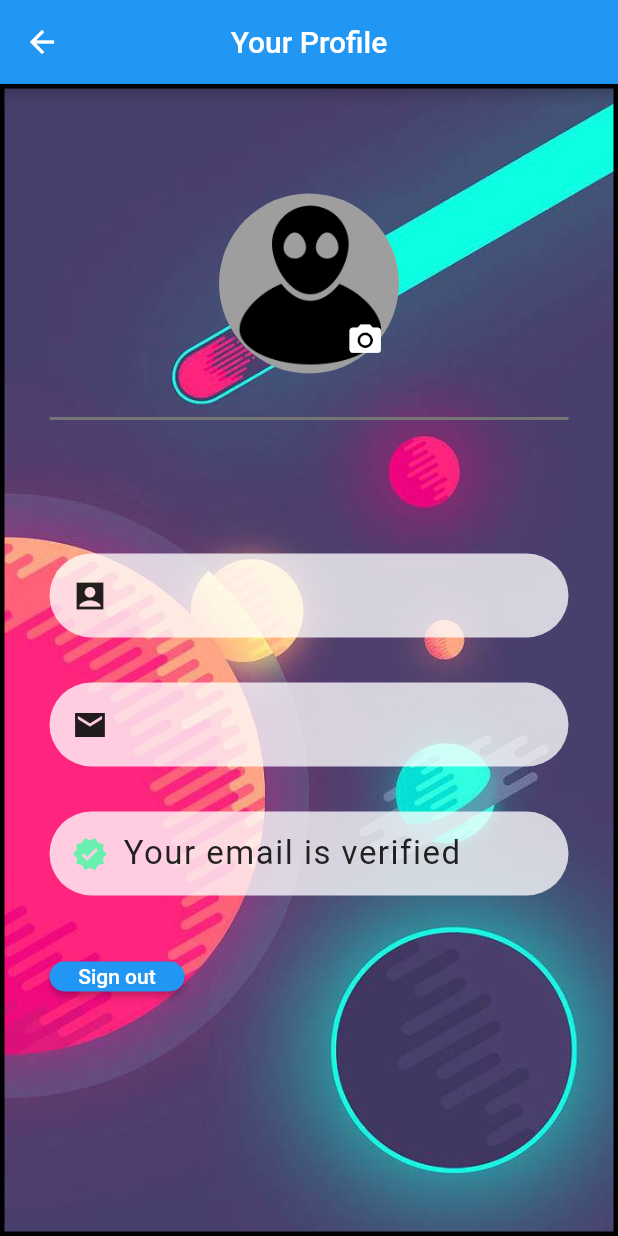
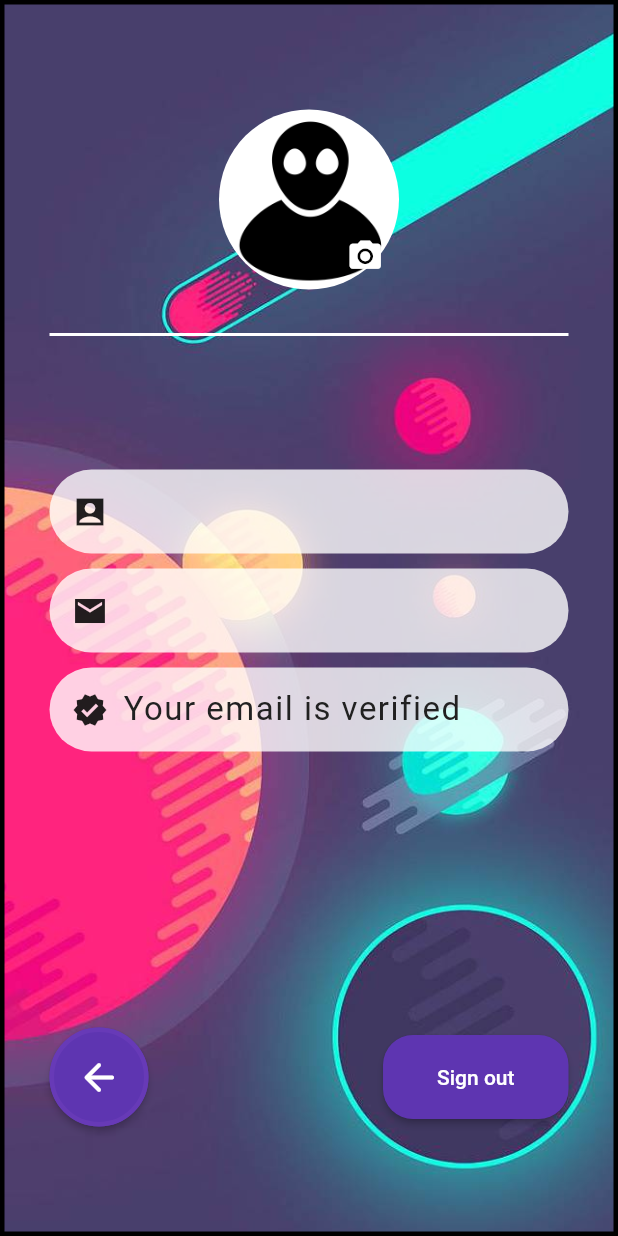
Before and after one commit to Georgi1914/Olympus-Glory, a Flutter app: the ProfilePage screen opened by its route, on a phone screen of 412 x 824 dp. Run offline on Flutter 3.47's test engine with Material 2 defaults, Android fonts, the light colour scheme and no system bars; our stand-ins replace cloud_firestore, file_picker, firebase_auth, firebase_core, firebase_storage, flutter_spinkit and 2 more; accounts and stored records are empty.

Commit message:
updated profile page ui

```diff
--- a/rocket_booker/lib/homepage.dart
+++ b/rocket_booker/lib/homepage.dart
@@ -123,7 +123,7 @@ class _HomePageState extends State<HomePage> {
                     crossAxisAlignment: CrossAxisAlignment.center,
                     children: [
                       centerpiece(),
-                      const SizedBox(height: 10,),
+                      const SizedBox(height: 5,),
                       ElevatedButton.icon(
                         icon: const Icon(
                           Icons.reviews_outlined,
--- a/rocket_booker/lib/userbased/ProfilePage.dart
+++ b/rocket_booker/lib/userbased/ProfilePage.dart
@@ -31,10 +31,6 @@ class _ProfilePageState extends State<ProfilePage> {
   @override
   Widget build(BuildContext context) {
     return Scaffold(
-      appBar: AppBar(
-        title: const Text('Your Profile'),
-        centerTitle: true,
-      ),
       body: Container(
           decoration: BoxDecoration(
           color: Colors.white70,
@@ -49,16 +45,16 @@ class _ProfilePageState extends State<ProfilePage> {
         padding: const EdgeInsets.symmetric(vertical: 70.0, horizontal: 30.0),
         child: Column(crossAxisAlignment: CrossAxisAlignment.start, children: [
           ProfileImage(),
-          Divider(
+          const Divider(
             height: 60,
             thickness: 2.0,
-            color: Colors.grey[600],
+            color: Colors.white,
           ),
           SizedBox(height: 60.0),
 
           Container(
             decoration: ShapeDecoration(
-              color: Colors.white.withAlpha(2500),
+              color: Colors.white.withAlpha(200),
               shape: RoundedRectangleBorder (
                 borderRadius: BorderRadius.circular(32.0),
               )
@@ -71,6 +67,7 @@ class _ProfilePageState extends State<ProfilePage> {
                   SizedBox(width: 10.0),
                   Text(
                     '${_currentUser.displayName}',
+                    overflow: TextOverflow.ellipsis,
                     style: TextStyle(
                       color: Colors.grey[900],
                       fontSize: 22.0,
@@ -81,24 +78,25 @@ class _ProfilePageState extends State<ProfilePage> {
               ),
             ),
           ),
-          SizedBox(height: 30.0),
+          const SizedBox(height: 10.0),
           Container(
           decoration: ShapeDecoration(
-    color: Colors.white.withAlpha(2500),
+    color: Colors.white.withAlpha(200),
     shape: RoundedRectangleBorder (
     borderRadius: BorderRadius.circular(32.0),
     )
     ),
     child: Padding(
-    padding:  EdgeInsets.all(15.0),
+    padding:  const EdgeInsets.all(15.0),
     child:Row(
             children: [
-              Icon(Icons.mail_sharp),
-              SizedBox(width: 10.0),
+              const Icon(Icons.mail_sharp),
+              const SizedBox(width: 10.0),
               Text(
                 '${_currentUser.email}',
-                style: TextStyle(
-                  color: Colors.grey[900],
+                overflow: TextOverflow.ellipsis,
+                style: const TextStyle(
+                  color: Colors.black,
                   fontSize: 22.0,
                   letterSpacing: 1.0,
                 ),
@@ -108,55 +106,72 @@ class _ProfilePageState extends State<ProfilePage> {
           ),
           ),
 
-          SizedBox(height: 30.0),
-    Container(
-    decoration: ShapeDecoration(
-    color: Colors.white.withAlpha(2500),
-    shape: RoundedRectangleBorder (
-    borderRadius: BorderRadius.circular(32.0),
-    )
-    ),
-    child: Padding(
-    padding:  EdgeInsets.all(15.0),
-    child:Row(
-            children: [
-              Icon(
-                Icons.verified,
-                color: Colors.greenAccent,
-              ),
-              SizedBox(width: 10.0),
-              Text(
-                'Your email is verified',
-                style: TextStyle(
-                  color: Colors.grey[900],
-                  fontSize: 22.0,
-                  letterSpacing: 1.0,
-                ),
-              ),
+          const SizedBox(height: 10.0),
+          Container(
+            decoration: ShapeDecoration(
+              color: Colors.white.withAlpha(200),
+              shape: RoundedRectangleBorder (
+                borderRadius: BorderRadius.circular(32.0),
+              )
+            ),
+            child: Padding(
+              padding:  EdgeInsets.all(15.0),
+              child:Row(
+                children: [
+                  const Icon(
+                    Icons.verified,
+                  ),
+                  SizedBox(width: 10.0),
+                  Text(
+                    'Your email is verified',
+                    overflow: TextOverflow.ellipsis,
+                    style: TextStyle(
+                      color: Colors.grey[900],
+                      fontSize: 22.0,
+                      letterSpacing: 1.0,
+                    ),
+                  ),
             ],
           ),
     ),
     ),
 
-          SizedBox(height: 30.0),
-          SizedBox(
-            child: Padding(
-              padding: const EdgeInsets.fromLTRB(0.0, 0.0, 0.0, 0.0),
-              child: ElevatedButton(
+          Spacer(),
+          Row(
+            children:[
+              ElevatedButton(
+                style: ElevatedButton.styleFrom(
+                    primary: Colors.deepPurple[600],
+                    side: const BorderSide(width: 3, color: Colors.deepPurple),
+                    shape: const CircleBorder(),
+                    padding: const EdgeInsets.all(18)),
+                child: const Icon(
+                  Icons.arrow_back_rounded,
+                  size: 30,
+                ),
+                onPressed: () {
+                  Navigator.pop(context);
+                },
+              ),
+              Spacer(),
+              ElevatedButton(
                 onPressed: () async {
                   Authentication.signOut();
                   Navigator.popAndPushNamed(context, '/login');
                 },
                 style: ElevatedButton.styleFrom(
+                  primary: Colors.deepPurple[600],
                   minimumSize: Size(90.0, 20.0),
                   shape: RoundedRectangleBorder(
                     borderRadius: BorderRadius.circular(20.0),
                   ),
                 ),
-                child: Text("Sign out"),
+                child: Padding(
+                  padding: const EdgeInsets.all(20.0),
+                  child: Text("Sign out"),
+                ),
               ),
-            ),
-          ),
+            ]),
         ]),
       ),
     ),
@@ -165,13 +180,13 @@ class _ProfilePageState extends State<ProfilePage> {
   }
 
   Widget ProfileImage() {
-    if (this.image == null) {
+    if (image == null) {
       return Center(
         child: Stack(
           children: [
-            CircleAvatar(
+            const CircleAvatar(
               radius: 60.0,
-              backgroundColor: Colors.grey,
+              backgroundColor: Colors.white,
               backgroundImage: AssetImage('assets/avatar.png'),
             ),
             Positioned(
@@ -197,7 +212,7 @@ class _ProfilePageState extends State<ProfilePage> {
           children: [
             CircleAvatar(
               radius: 60.0,
-              backgroundColor: Colors.grey,
+              backgroundColor: Colors.white,
               backgroundImage: FileImage(image as File),
             ),
             Positioned(
```
